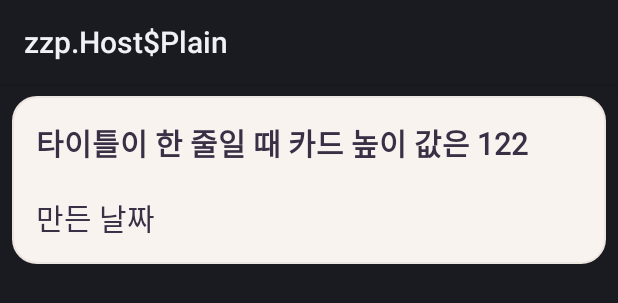
After one commit to mash-up-kr/TDTD_Android, an Android app: the layout row_main_user_room_item.xml on its own in the app's theme, with its tools: preview values and no code run, on a phone screen of 412 x 824 dp. The commit adds this screen. Shown: the top 303 px of the screen. Run offline under Robolectric (Android 15) with nearby library versions, the phone set to English and light mode, and no system bars.

Commit message:
Implement Main View

```diff
--- a/presentation/src/main/java/com/tdtd/presentation/ui/MainActivity.kt
+++ b/presentation/src/main/java/com/tdtd/presentation/ui/MainActivity.kt
@@ -8,8 +8,9 @@ import dagger.hilt.android.AndroidEntryPoint
 
 @AndroidEntryPoint
 class MainActivity : AppCompatActivity() {
-    override fun onCreate(savedInstanceState: Bundle?, persistentState: PersistableBundle?) {
-        super.onCreate(savedInstanceState, persistentState)
+    override fun onCreate(savedInstanceState: Bundle?) {
+        super.onCreate(savedInstanceState)
         setContentView(R.layout.activity_main)
+
     }
 }
--- /dev/null
+++ b/presentation/src/main/res/layout/row_main_user_room_item.xml
@@ -0,0 +1,31 @@
+<?xml version="1.0" encoding="utf-8"?>
+<androidx.constraintlayout.widget.ConstraintLayout xmlns:android="http://schemas.android.com/apk/res/android"
+    xmlns:app="http://schemas.android.com/apk/res-auto"
+    android:layout_width="match_parent"
+    android:layout_height="112dp"
+    xmlns:tools="http://schemas.android.com/tools"
+    android:layout_margin="8dp"
+    android:padding="16dp"
+    android:background="@drawable/background_beige2_radius16">
+
+    <androidx.appcompat.widget.AppCompatTextView
+        android:id="@+id/titleTextView"
+        android:layout_width="wrap_content"
+        android:layout_height="wrap_content"
+        android:ellipsize="end"
+        android:maxLines="2"
+        app:layout_constraintStart_toStartOf="parent"
+        app:layout_constraintTop_toTopOf="parent"
+        android:textAppearance="@style/text.20dp.bold.grayscale1"
+        tools:text="타이틀이 한 줄일 때 카드 높이 값은 122" />
+
+    <androidx.appcompat.widget.AppCompatTextView
+        android:id="@+id/dateTextView"
+        android:layout_width="wrap_content"
+        android:layout_height="wrap_content"
+        app:layout_constraintBottom_toBottomOf="parent"
+        app:layout_constraintStart_toStartOf="parent"
+        android:textAppearance="@style/text.20dp.regular.grayscale1"
+        tools:text="만든 날짜" />
+
+</androidx.constraintlayout.widget.ConstraintLayout>
--- a/presentation/src/main/res/values/strings.xml
+++ b/presentation/src/main/res/values/strings.xml
@@ -1,3 +1,5 @@
 <resources>
     <string name="app_name">TDTD</string>
+
+    <string name="home_rollingpaper_add_content">롤링페이퍼 방을 만들어보세요!</string>
 </resources>
```
Also changed, not shown: presentation/src/main/res/layout/activity_main.xml (+46 -4 lines).
